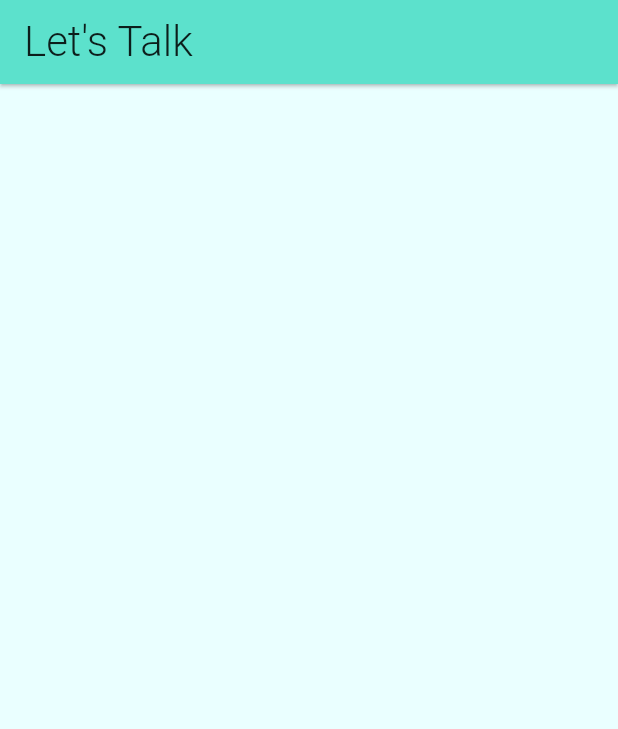
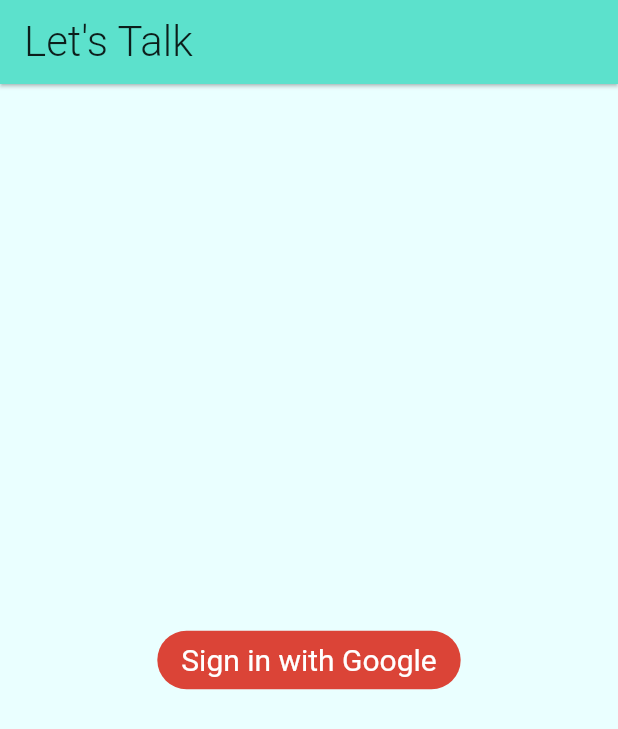
Before and after one commit to MayurMadhwani/Let-s-Talk, a Flutter app: the screen it shows after launch, on a phone screen of 412 x 824 dp. Shown: the top 729 px of the screen. Run offline on Flutter 3.47's test engine with Material 2 defaults, Android fonts, the phone set to English and light mode, and no system bars; our stand-ins replace cloud_firestore, firebase_auth, firebase_core, google_sign_in, shared_preferences; accounts and stored records are empty.

Commit message:
Let's Talk

```diff
--- a/lib/screens/signin.dart
+++ b/lib/screens/signin.dart
@@ -11,6 +11,21 @@ class _SignInState extends State<SignIn> {
   Widget build(BuildContext context) {
     return Scaffold(
       appBar: AppBar(title: kAppBarText,),
+      body: Center(
+        child: Container(
+          decoration: BoxDecoration(
+            borderRadius: BorderRadius.circular(24),
+            color: Color(0xffDB4437),
+          ),
+          padding: EdgeInsets.symmetric(horizontal: 16,vertical: 8),
+          child: Text("Sign in with Google",
+              style: TextStyle(
+                fontSize: 20,
+                color: Colors.white,
+              ),
+          ),
+        ),
+      ),
     );
   }
 }
```
Also changed, not shown: lib/services/auth.dart (+16 -0 lines), lib/services/database.dart (+7 -0 lines).
